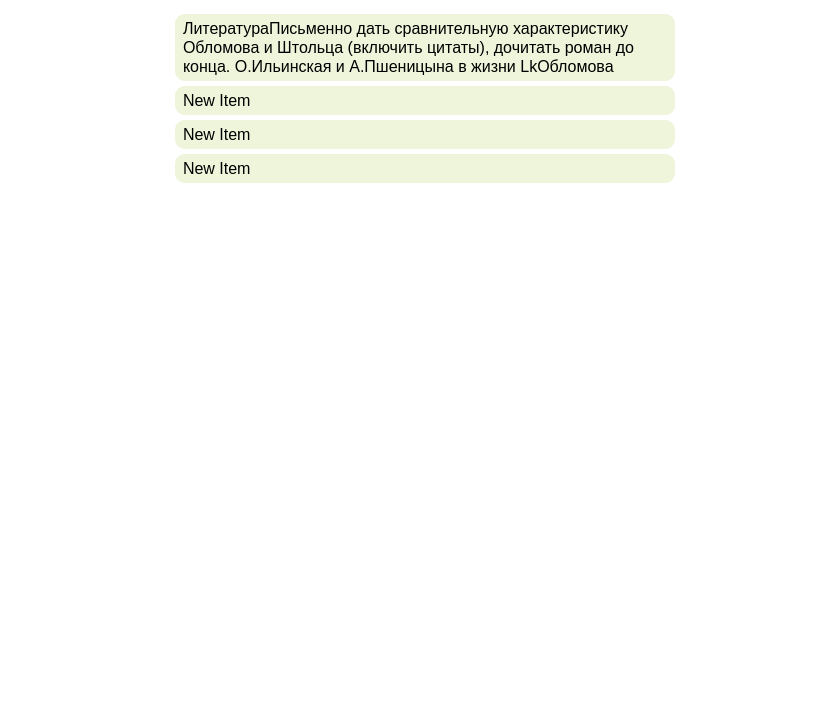
Before: the Qt Designer form ui/main.ui in Gamer201760/Tasker, drawn with Qt 5.
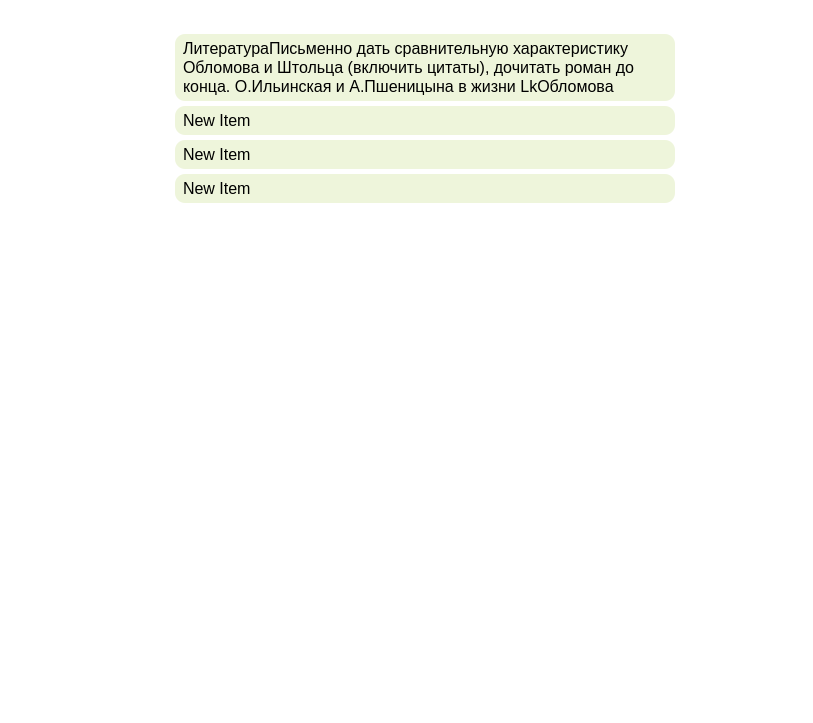
After: the same form once the commit is applied. The open tabs and pages were chosen to show the change. Icons and pictures are not drawn.

Diff of the .ui file:
```diff
--- a/ui/main.ui
+++ b/ui/main.ui
@@ -17,7 +17,8 @@
    <bool>false</bool>
   </property>
   <property name="styleSheet">
-   <string notr="true">background-color: white;</string>
+   <string notr="true">background-color: white;
+color:black;</string>
   </property>
   <widget class="QWidget" name="centralwidget">
    <property name="styleSheet">
@@ -275,14 +276,30 @@
  }</string>
        </property>
        <layout class="QVBoxLayout" name="verticalLayout_2">
-        <item alignment="Qt::AlignHCenter">
-         <widget class="QListWidget" name="task_list">
+        <item alignment="Qt::AlignTop">
+         <widget class="QLabel" name="date_label">
           <property name="sizePolicy">
            <sizepolicy hsizetype="Preferred" vsizetype="Preferred">
             <horstretch>0</horstretch>
             <verstretch>0</verstretch>
            </sizepolicy>
           </property>
+          <property name="text">
+           <string/>
+          </property>
+          <property name="alignment">
+           <set>Qt::AlignCenter</set>
+          </property>
+         </widget>
+        </item>
+        <item alignment="Qt::AlignHCenter">
+         <widget class="QListWidget" name="task_list">
+          <property name="sizePolicy">
+           <sizepolicy hsizetype="Preferred" vsizetype="Preferred">
+            <horstretch>0</horstretch>
+            <verstretch>50</verstretch>
+           </sizepolicy>
+          </property>
           <property name="minimumSize">
            <size>
             <width>500</width>
```
Left out of the diff: 34 changed lines with no effect on the pictures.
